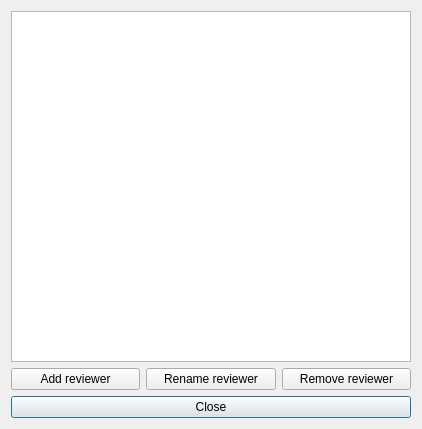
This is gui_reviewers.ui in FrankMamuda/ketoevent as Qt 5 draws it before an edit. The edited form follows.
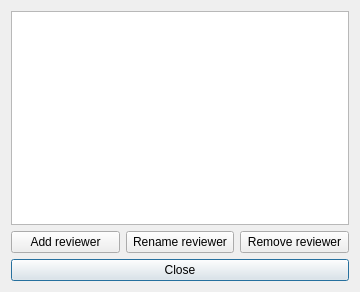
This is the edited form. Icons and pictures are not drawn.

The edit to the form file:
```diff
--- a/gui_reviewers.ui
+++ b/gui_reviewers.ui
@@ -6,8 +6,8 @@
    <rect>
     <x>0</x>
     <y>0</y>
-    <width>422</width>
-    <height>429</height>
+    <width>360</width>
+    <height>292</height>
    </rect>
   </property>
   <property name="windowTitle">
```
Left out of the diff: 6 changed lines with no effect on the pictures.
